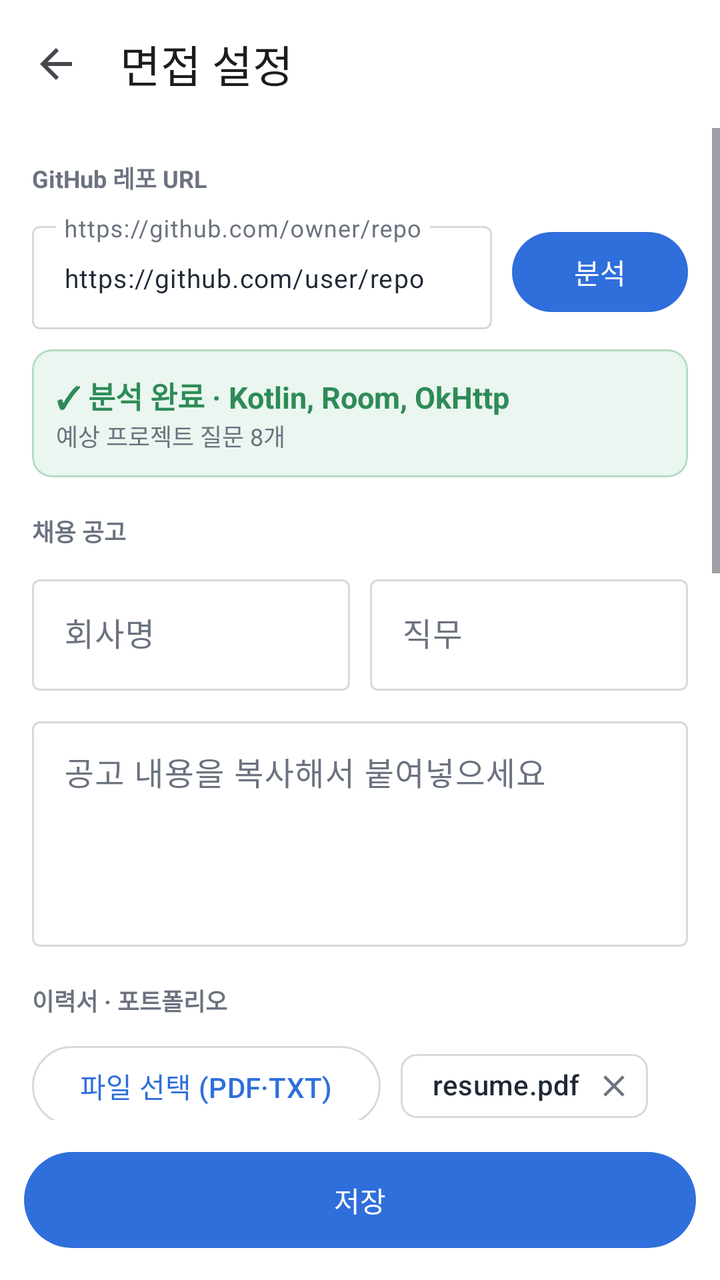
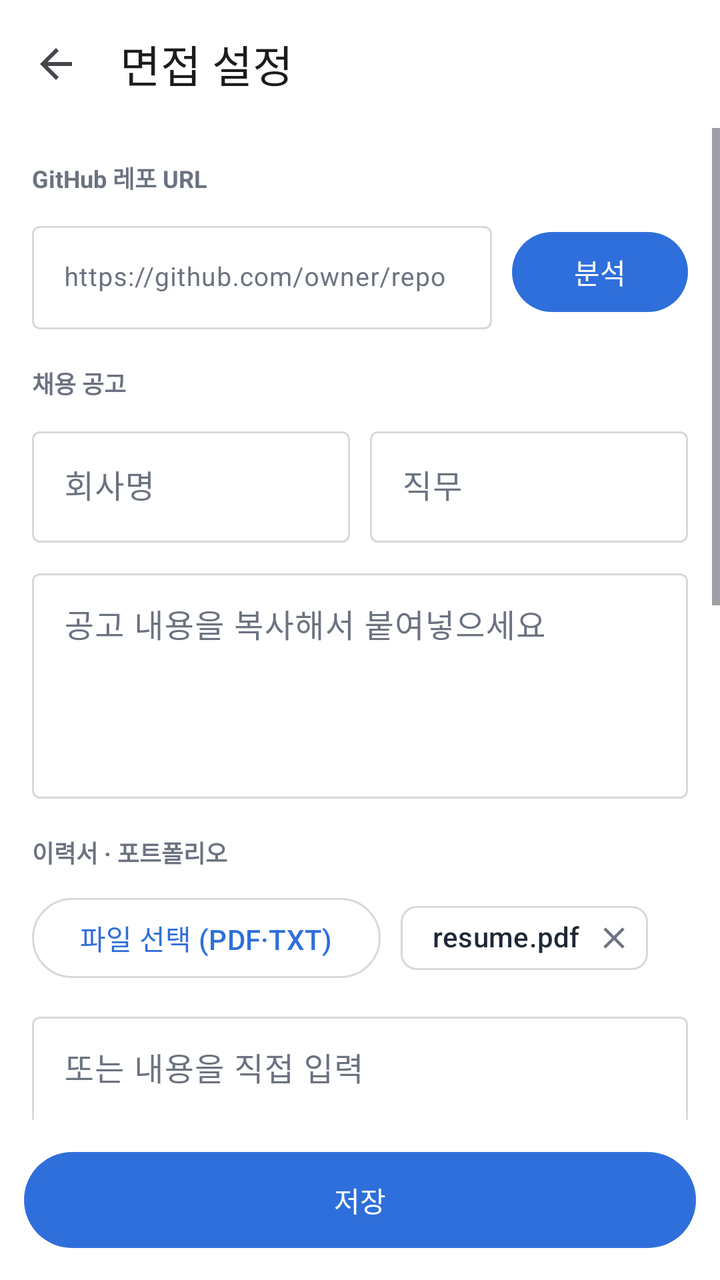

Screens rendered from an Android XML layout before and after an edit, with the pre-edit source and the edit as a unified diff.
<!-- AndroidManifest.xml: application theme Theme.InterviewTrainer -->
<!-- res/layout/activity_interview_settings.xml -->
<?xml version="1.0" encoding="utf-8"?>
<LinearLayout xmlns:android="http://schemas.android.com/apk/res/android"
    xmlns:app="http://schemas.android.com/apk/res-auto"
    xmlns:tools="http://schemas.android.com/tools"
    android:layout_width="match_parent"
    android:layout_height="match_parent"
    android:orientation="vertical"
    tools:context=".interview.InterviewSettingsActivity">

    <com.google.android.material.appbar.MaterialToolbar
        android:id="@+id/toolbar"
        android:layout_width="match_parent"
        android:layout_height="?attr/actionBarSize"
        app:navigationIcon="?attr/homeAsUpIndicator"
        app:title="면접 설정" />

    <ScrollView
        android:layout_width="match_parent"
        android:layout_height="0dp"
        android:layout_weight="1">

        <LinearLayout
            android:layout_width="match_parent"
            android:layout_height="wrap_content"
            android:divider="@drawable/space_10"
            android:orientation="vertical"
            android:padding="16dp"
            android:showDividers="middle">

            
            <TextView
                style="@style/App.Text.Caption"
                android:layout_width="wrap_content"
                android:layout_height="wrap_content"
                android:text="GitHub 레포 URL" />

            <LinearLayout
                android:layout_width="match_parent"
                android:layout_height="wrap_content"
                android:divider="@drawable/space_10"
                android:gravity="center_vertical"
                android:orientation="horizontal"
                android:showDividers="middle">

                <com.google.android.material.textfield.TextInputLayout
                    style="@style/Widget.Material3.TextInputLayout.OutlinedBox"
                    android:layout_width="0dp"
                    android:layout_height="wrap_content"
                    android:layout_weight="1"
                    android:hint="https://github.com/owner/repo">

                    <com.google.android.material.textfield.TextInputEditText
                        android:layout_width="match_parent"
                        android:layout_height="wrap_content"
                        android:inputType="textUri"
                        android:singleLine="true"
                        android:text="https://github.com/user/repo"
                        android:textSize="13sp" />
                </com.google.android.material.textfield.TextInputLayout>

                <com.google.android.material.button.MaterialButton
                    android:layout_width="wrap_content"
                    android:layout_height="wrap_content"
                    android:text="분석" />
            </LinearLayout>

            <com.google.android.material.card.MaterialCardView
                style="@style/App.Card.Ok"
                android:layout_width="match_parent"
                android:layout_height="wrap_content">

                <LinearLayout
                    android:layout_width="match_parent"
                    android:layout_height="wrap_content"
                    android:orientation="vertical"
                    android:padding="12dp">

                    <TextView
                        style="@style/App.Text.Title"
                        android:layout_width="wrap_content"
                        android:layout_height="wrap_content"
                        android:text="✓ 분석 완료 · Kotlin, Room, OkHttp"
                        android:textColor="@color/ok" />

                    <TextView
                        style="@style/App.Text.Mut"
                        android:layout_width="wrap_content"
                        android:layout_height="wrap_content"
                        android:text="예상 프로젝트 질문 8개" />
                </LinearLayout>
            </com.google.android.material.card.MaterialCardView>

            
            <TextView
                style="@style/App.Text.Caption"
                android:layout_width="wrap_content"
                android:layout_height="wrap_content"
                android:layout_marginTop="8dp"
                android:text="채용 공고" />

            <LinearLayout
                android:layout_width="match_parent"
                android:layout_height="wrap_content"
                android:divider="@drawable/space_10"
                android:orientation="horizontal"
                android:showDividers="middle">

                <com.google.android.material.textfield.TextInputLayout
                    style="@style/Widget.Material3.TextInputLayout.OutlinedBox"
                    android:layout_width="0dp"
                    android:layout_height="wrap_content"
                    android:layout_weight="1"
                    android:hint="회사명">

                    <com.google.android.material.textfield.TextInputEditText
                        android:id="@+id/etCompany"
                        android:layout_width="match_parent"
                        android:layout_height="wrap_content"
                        android:inputType="text"
                        android:singleLine="true" />
                </com.google.android.material.textfield.TextInputLayout>

                <com.google.android.material.textfield.TextInputLayout
                    style="@style/Widget.Material3.TextInputLayout.OutlinedBox"
                    android:layout_width="0dp"
                    android:layout_height="wrap_content"
                    android:layout_weight="1"
                    android:hint="직무">

                    <com.google.android.material.textfield.TextInputEditText
                        android:id="@+id/etRole"
                        android:layout_width="match_parent"
                        android:layout_height="wrap_content"
                        android:inputType="text"
                        android:singleLine="true" />
                </com.google.android.material.textfield.TextInputLayout>
            </LinearLayout>

            <com.google.android.material.textfield.TextInputLayout
                style="@style/Widget.Material3.TextInputLayout.OutlinedBox"
                android:layout_width="match_parent"
                android:layout_height="wrap_content"
                android:hint="공고 내용을 복사해서 붙여넣으세요">

                <com.google.android.material.textfield.TextInputEditText
                    android:layout_width="match_parent"
                    android:layout_height="wrap_content"
                    android:gravity="top"
                    android:inputType="textMultiLine"
                    android:minLines="4" />
            </com.google.android.material.textfield.TextInputLayout>

            
            <TextView
                style="@style/App.Text.Caption"
                android:layout_width="wrap_content"
                android:layout_height="wrap_content"
                android:layout_marginTop="8dp"
                android:text="이력서 · 포트폴리오" />

            <LinearLayout
                android:layout_width="match_parent"
                android:layout_height="wrap_content"
                android:divider="@drawable/space_10"
                android:gravity="center_vertical"
                android:orientation="horizontal"
                android:showDividers="middle">

                <com.google.android.material.button.MaterialButton
                    style="?attr/materialButtonOutlinedStyle"
                    android:layout_width="wrap_content"
                    android:layout_height="wrap_content"
                    android:text="파일 선택 (PDF·TXT)" />

                <com.google.android.material.chip.Chip
                    style="@style/Widget.Material3.Chip.Assist"
                    android:layout_width="wrap_content"
                    android:layout_height="wrap_content"
                    android:text="resume.pdf"
                    app:closeIconVisible="true" />
            </LinearLayout>

            <com.google.android.material.textfield.TextInputLayout
                style="@style/Widget.Material3.TextInputLayout.OutlinedBox"
                android:layout_width="match_parent"
                android:layout_height="wrap_content"
                android:hint="또는 내용을 직접 입력">

                <com.google.android.material.textfield.TextInputEditText
                    android:id="@+id/etResume"
                    android:layout_width="match_parent"
                    android:layout_height="wrap_content"
                    android:gravity="top"
                    android:inputType="textMultiLine"
                    android:minLines="4" />
            </com.google.android.material.textfield.TextInputLayout>

            
            <TextView
                style="@style/App.Text.Caption"
                android:layout_width="wrap_content"
                android:layout_height="wrap_content"
                android:layout_marginTop="8dp"
                android:text="기타 요청 · 꼭 받고 싶은 질문" />

            <com.google.android.material.textfield.TextInputLayout
                style="@style/Widget.Material3.TextInputLayout.OutlinedBox"
                android:layout_width="match_parent"
                android:layout_height="wrap_content"
                android:hint="예) 프로젝트 위주로, 압박 면접으로, 동시성 질문 포함">

                <com.google.android.material.textfield.TextInputEditText
                    android:layout_width="match_parent"
                    android:layout_height="wrap_content"
                    android:gravity="top"
                    android:inputType="textMultiLine"
                    android:minLines="3" />
            </com.google.android.material.textfield.TextInputLayout>

            
            <TextView
                style="@style/App.Text.Caption"
                android:layout_width="wrap_content"
                android:layout_height="wrap_content"
                android:layout_marginTop="8dp"
                android:text="면접 옵션" />

            <TextView
                style="@style/App.Text"
                android:layout_width="wrap_content"
                android:layout_height="wrap_content"
                android:text="면접 유형" />

            <com.google.android.material.button.MaterialButtonToggleGroup
                android:id="@+id/toggleType"
                android:layout_width="match_parent"
                android:layout_height="wrap_content"
                app:selectionRequired="true"
                app:singleSelection="true">

                <com.google.android.material.button.MaterialButton
                    android:id="@+id/btnTypeCs"
                    style="?attr/materialButtonOutlinedStyle"
                    android:layout_width="0dp"
                    android:layout_height="wrap_content"
                    android:layout_weight="1"
                    android:text="CS" />

                <com.google.android.material.button.MaterialButton
                    android:id="@+id/btnTypeCover"
                    style="?attr/materialButtonOutlinedStyle"
                    android:layout_width="0dp"
                    android:layout_height="wrap_content"
                    android:layout_weight="1"
                    android:text="지원서" />

                <com.google.android.material.button.MaterialButton
                    android:id="@+id/btnTypeMixed"
                    style="?attr/materialButtonOutlinedStyle"
                    android:layout_width="0dp"
                    android:layout_height="wrap_content"
                    android:layout_weight="1"
                    android:text="혼합" />
            </com.google.android.material.button.MaterialButtonToggleGroup>

            
            <LinearLayout
                android:layout_width="match_parent"
                android:layout_height="wrap_content"
                android:gravity="center_vertical"
                android:orientation="horizontal">

                <TextView
                    style="@style/App.Text"
                    android:layout_width="0dp"
                    android:layout_height="wrap_content"
                    android:layout_weight="1"
                    android:text="주제 수" />

                <com.google.android.material.button.MaterialButton
                    android:id="@+id/btnCountMinus"
                    style="?attr/materialButtonOutlinedStyle"
                    android:layout_width="48dp"
                    android:layout_height="40dp"
                    android:insetTop="0dp"
                    android:insetBottom="0dp"
                    android:padding="0dp"
                    android:text="−" />

                <TextView
                    style="@style/App.Text.Title"
                    android:layout_width="40dp"
                    android:layout_height="wrap_content"
                    android:id="@+id/tvCount"
                    android:gravity="center"
                    android:text="5" />

                <com.google.android.material.button.MaterialButton
                    android:id="@+id/btnCountPlus"
                    style="?attr/materialButtonOutlinedStyle"
                    android:layout_width="48dp"
                    android:layout_height="40dp"
                    android:insetTop="0dp"
                    android:insetBottom="0dp"
                    android:padding="0dp"
                    android:text="＋" />
            </LinearLayout>

            <LinearLayout
                android:layout_width="match_parent"
                android:layout_height="wrap_content"
                android:gravity="center_vertical"
                android:orientation="horizontal">

                <TextView
                    style="@style/App.Text"
                    android:layout_width="0dp"
                    android:layout_height="wrap_content"
                    android:layout_weight="1"
                    android:text="주제당 꼬리질문" />

                <com.google.android.material.button.MaterialButton
                    android:id="@+id/btnFollowMinus"
                    style="?attr/materialButtonOutlinedStyle"
                    android:layout_width="48dp"
                    android:layout_height="40dp"
                    android:insetTop="0dp"
                    android:insetBottom="0dp"
                    android:padding="0dp"
                    android:text="−" />

                <TextView
                    style="@style/App.Text.Title"
                    android:layout_width="40dp"
                    android:layout_height="wrap_content"
                    android:id="@+id/tvFollow"
                    android:gravity="center"
                    android:text="2" />

                <com.google.android.material.button.MaterialButton
                    android:id="@+id/btnFollowPlus"
                    style="?attr/materialButtonOutlinedStyle"
                    android:layout_width="48dp"
                    android:layout_height="40dp"
                    android:insetTop="0dp"
                    android:insetBottom="0dp"
                    android:padding="0dp"
                    android:text="＋" />
            </LinearLayout>

            <TextView
                style="@style/App.Text"
                android:layout_width="wrap_content"
                android:layout_height="wrap_content"
                android:text="답변 방식" />

            <com.google.android.material.button.MaterialButtonToggleGroup
                android:id="@+id/toggleMode"
                android:layout_width="match_parent"
                android:layout_height="wrap_content"
                app:selectionRequired="true"
                app:singleSelection="true">

                <com.google.android.material.button.MaterialButton
                    android:id="@+id/btnModeText"
                    style="?attr/materialButtonOutlinedStyle"
                    android:layout_width="0dp"
                    android:layout_height="wrap_content"
                    android:layout_weight="1"
                    android:text="텍스트" />

                <com.google.android.material.button.MaterialButton
                    android:id="@+id/btnModeVoice"
                    style="?attr/materialButtonOutlinedStyle"
                    android:layout_width="0dp"
                    android:layout_height="wrap_content"
                    android:layout_weight="1"
                    android:text="음성" />
            </com.google.android.material.button.MaterialButtonToggleGroup>
        </LinearLayout>
    </ScrollView>

    <com.google.android.material.button.MaterialButton
        android:id="@+id/btnSave"
        android:layout_width="match_parent"
        android:layout_height="56dp"
        android:layout_margin="12dp"
        android:text="저장" />
</LinearLayout>
<!-- resources referenced by this layout -->
<resources>
  <color name="ok">#2E8B57</color>
  <!-- drawable space_10 (drawable) -->
  <?xml version="1.0" encoding="utf-8"?>
  <shape xmlns:android="http://schemas.android.com/apk/res/android" android:shape="rectangle">
      <size android:width="10dp" android:height="10dp" />
      <solid android:color="@android:color/transparent" />
  </shape>
  <style name="App.Card.Ok">
          <item name="cardBackgroundColor">@color/okbg</item>
          <item name="strokeColor">@color/okline</item>
      </style>
  <style name="App.Text" parent="">
          <item name="android:textColor">@color/ink</item>
          <item name="android:textSize">14sp</item>
      </style>
  <style name="App.Text.Caption">
          <item name="android:textColor">@color/mut</item>
          <item name="android:textSize">12sp</item>
          <item name="android:textStyle">bold</item>
      </style>
  <style name="App.Text.Mut">
          <item name="android:textColor">@color/mut</item>
          <item name="android:textSize">12sp</item>
      </style>
  <style name="App.Text.Title">
          <item name="android:textSize">15sp</item>
          <item name="android:textStyle">bold</item>
      </style>
  <style name="Theme.InterviewTrainer" parent="Base.Theme.InterviewTrainer" />
  <color name="okbg">#EAF6EF</color>
  <color name="okline">#B5DCC4</color>
  <color name="ink">#1F2937</color>
  <color name="mut">#6B7280</color>
  <style name="Base.Theme.InterviewTrainer" parent="Theme.Material3.Light.NoActionBar">
          <item name="colorPrimary">@color/acc</item>
          <item name="colorOnPrimary">@color/white</item>
          <item name="colorPrimaryContainer">@color/accbg</item>
          <item name="colorOnPrimaryContainer">@color/acc</item>
          <item name="colorSecondaryContainer">@color/accbg</item>
          <item name="colorOnSecondaryContainer">@color/acc</item>
          <item name="colorSurface">@color/white</item>
          <item name="colorOnSurface">@color/ink</item>
          <item name="colorOnSurfaceVariant">@color/mut</item>
          <item name="colorOutline">@color/line</item>
          <item name="colorError">@color/bad</item>
          <item name="android:windowBackground">@color/white</item>
      </style>
  <color name="acc">#2F6FDB</color>
  <color name="white">#FFFFFFFF</color>
  <color name="accbg">#E8F0FD</color>
  <color name="line">#D6D9DE</color>
  <color name="bad">#D64545</color>
</resources>

<!-- the commit's change to res/layout/activity_interview_settings.xml (unified diff, before → after) -->
@@ -47,25 +47,29 @@
                     android:layout_width="0dp"
                     android:layout_height="wrap_content"
                     android:layout_weight="1"
+                    android:id="@+id/tilGithub"
                     android:hint="https://github.com/owner/repo">
 
                     <com.google.android.material.textfield.TextInputEditText
+                        android:id="@+id/etGithub"
                         android:layout_width="match_parent"
                         android:layout_height="wrap_content"
                         android:inputType="textUri"
                         android:singleLine="true"
-                        android:text="https://github.com/user/repo"
                         android:textSize="13sp" />
                 </com.google.android.material.textfield.TextInputLayout>
 
                 <com.google.android.material.button.MaterialButton
                     android:layout_width="wrap_content"
+                    android:id="@+id/btnAnalyze"
                     android:layout_height="wrap_content"
                     android:text="분석" />
             </LinearLayout>
 
             <com.google.android.material.card.MaterialCardView
+                android:id="@+id/cardRepo"
                 style="@style/App.Card.Ok"
+                android:visibility="gone"
                 android:layout_width="match_parent"
                 android:layout_height="wrap_content">
 
@@ -79,6 +83,7 @@
                         style="@style/App.Text.Title"
                         android:layout_width="wrap_content"
                         android:layout_height="wrap_content"
+                        android:id="@+id/tvRepoTitle"
                         android:text="✓ 분석 완료 · Kotlin, Room, OkHttp"
                         android:textColor="@color/ok" />
 
@@ -86,6 +91,7 @@
                         style="@style/App.Text.Mut"
                         android:layout_width="wrap_content"
                         android:layout_height="wrap_content"
+                        android:id="@+id/tvRepoSub"
                         android:text="예상 프로젝트 질문 8개" />
                 </LinearLayout>
             </com.google.android.material.card.MaterialCardView>
